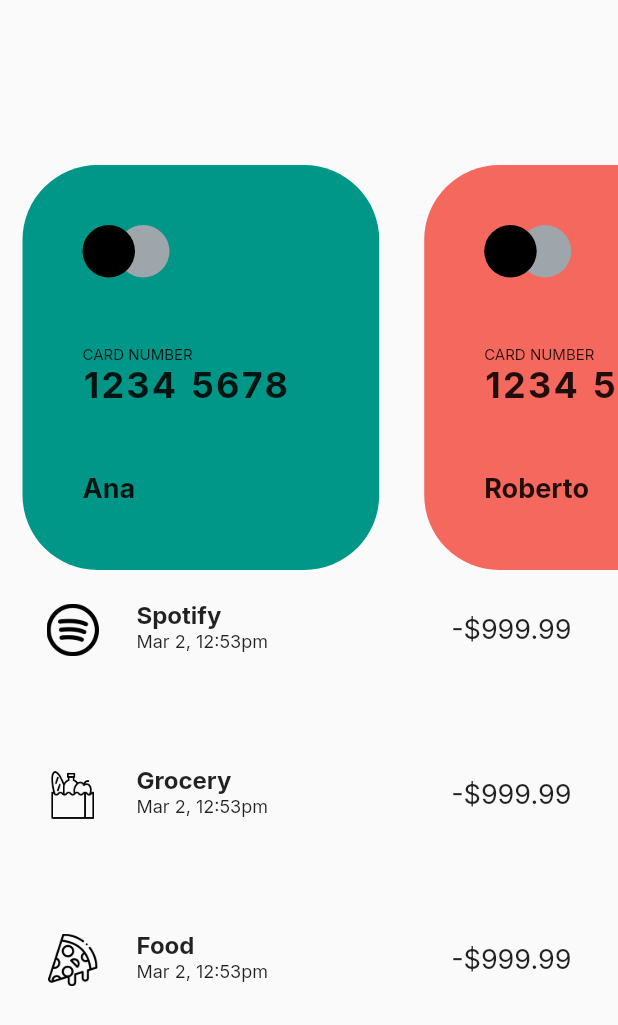
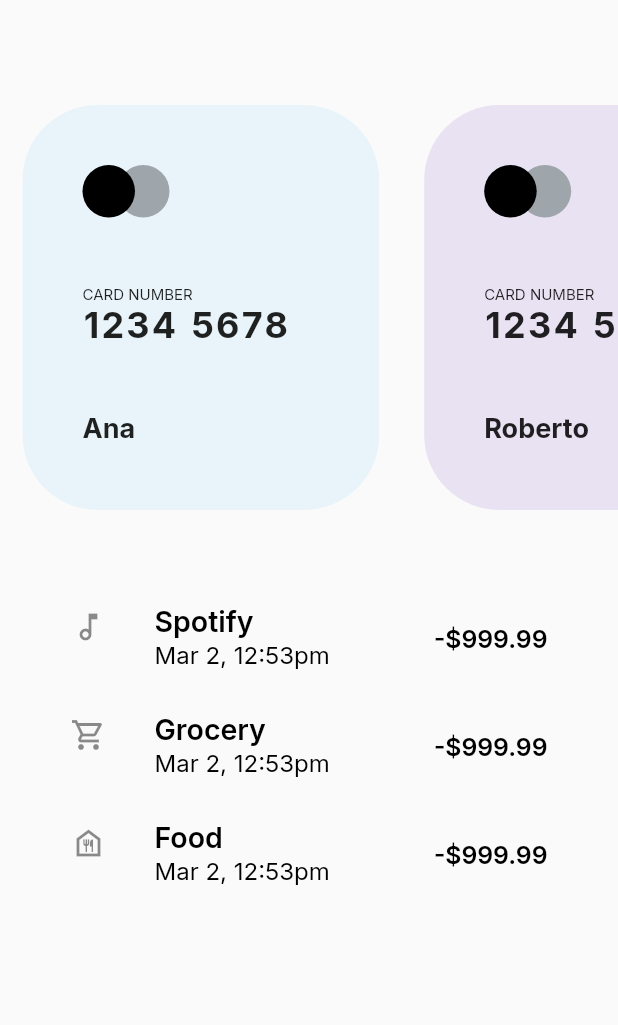
Before and after one commit to ederjgb94/uicontactsales, a Flutter app: the screen it shows after launch, on a phone screen of 412 x 824 dp. Shown: the top 1025 px of the screen. Run offline on Flutter 3.47's test engine with Material 2 defaults, Android fonts, the phone set to English and light mode, and no system bars; our stand-ins replace delayed_display, google_fonts.

Commit message:
movimientos

```diff
--- a/lib/vistas/wallet_page.dart
+++ b/lib/vistas/wallet_page.dart
@@ -1,4 +1,6 @@
 import 'package:flutter/material.dart';
+import 'package:flutter/services.dart';
+import 'package:google_fonts/google_fonts.dart';
 import '../widgets/Cwallet.dart';
 
 class WalletPage extends StatefulWidget {
@@ -18,33 +20,103 @@ class _WalletPageState extends State<WalletPage> {
     {
       'nombre': 'Ana',
       'numero': '1234 5678',
-      'color': Colors.teal,
+      'color': Color(0xFFE9F4FA),
+      'movimientos': [
+        {
+          'icon': Icon(Icons.music_note_outlined),
+          'titulo': 'Spotify',
+          'fecha': 'Mar 2, 12:53pm',
+          'precio': '-\$999.99',
+        },
+        {
+          'icon': Icon(Icons.local_grocery_store_outlined),
+          'titulo': 'Grocery',
+          'fecha': 'Mar 2, 12:53pm',
+          'precio': '-\$999.99',
+        },
+        {
+          'icon': Icon(Icons.food_bank_outlined),
+          'titulo': 'Food',
+          'fecha': 'Mar 2, 12:53pm',
+          'precio': '-\$999.99',
+        },
+      ]
     },
     {
       'nombre': 'Roberto',
       'numero': '1234 5678',
-      'color': Colors.red,
+      'color': Color(0xFFE5DCF1),
+      'movimientos': [
+        {
+          'icon': Icon(Icons.ac_unit_outlined),
+          'titulo': 'Lo que sea',
+          'fecha': 'Mar 2, 12:53pm',
+          'precio': '-\$999.99',
+        },
+        {
+          'icon': Icon(Icons.ac_unit_outlined),
+          'titulo': 'Comida',
+          'fecha': 'Mar 2, 12:53pm',
+          'precio': '-\$999.99',
+        },
+        {
+          'icon': Icon(Icons.ac_unit_outlined),
+          'titulo': 'No se',
+          'fecha': 'Mar 2, 12:53pm',
+          'precio': '-\$999.99',
+        },
+        {
+          'icon': Icon(Icons.ac_unit_outlined),
+          'titulo': 'No se',
+          'fecha': 'Mar 2, 12:53pm',
+          'precio': '-\$999.99',
+        },
+      ]
     },
     {
       'nombre': 'Luis',
       'numero': '1234 5678',
-      'color': Colors.blue,
+      'color': const Color(0xFFE9F4FA),
+      'movimientos': [
+        {
+          'icon': Icon(Icons.shopping_cart_outlined),
+          'titulo': 'Lo que sea',
+          'fecha': 'Mar 2, 12:53pm',
+          'precio': '-\$999.99',
+        },
+        {
+          'icon': Icon(Icons.ac_unit_outlined),
+          'titulo': 'Comida',
+          'fecha': 'Mar 2, 12:53pm',
+          'precio': '-\$999.99',
+        },
+      ],
     },
     {
       'nombre': '',
       'numero': '',
       'color': Colors.grey.shade300,
+      'movimientos': []
     }
   ];
 
   @override
   Widget build(BuildContext context) {
     return Scaffold(
+      appBar: AppBar(
+        toolbarHeight: 0,
+        backgroundColor: Colors.transparent,
+        systemOverlayStyle: const SystemUiOverlayStyle(
+          statusBarColor: Colors.transparent,
+          statusBarIconBrightness: Brightness.dark,
+        ),
+        elevation: 0,
+      ),
       body: Column(
         children: [
           Container(
-            padding: const EdgeInsets.only(top: 100),
-            height: 390,
+            padding: const EdgeInsets.only(top: 60),
+            height: 350,
             child: PageView(
               physics: const BouncingScrollPhysics(),
               padEnds: false,
@@ -67,42 +139,45 @@ class _WalletPageState extends State<WalletPage> {
               ),
             ),
           ),
+          SizedBox(
+            height: 40,
+          ),
           Expanded(
-            child: Container(
+            child: SizedBox(
               width: 350,
-              decoration: const BoxDecoration(
-                  //color: Color.fromARGB(255, 101, 151, 179),
-                  ),
               child: ListView(
                 physics: const BouncingScrollPhysics(),
-                children: const [
-                  Movimiento(
-                    icon: Icon(Icons.ac_unit_outlined),
-                    titulo: "Spotify",
-                    fecha: "Mar 2, 12:53pm",
-                    precio: "999.99",
-                    imagen: 'assets/logotipo-de-spotify.png',
-                  ),
-                  SizedBox(
-                    height: 50,
-                  ),
-                  Movimiento(
-                    icon: Icon(Icons.ac_unit_outlined),
-                    titulo: "Grocery",
-                    fecha: "Mar 2, 12:53pm",
-                    precio: "999.99",
-                    imagen: 'assets/food.png',
-                  ),
-                  SizedBox(
-                    height: 50,
-                  ),
-                  Movimiento(
-                    icon: Icon(Icons.ac_unit_outlined),
-                    titulo: "Food",
-                    fecha: "Mar 2, 12:53pm",
-                    precio: "999.99",
-                    imagen: 'assets/porcion-de-pizza.png',
-                  ),
+                children: [
+                  for (int i = 0;
+                      i < listCard[index]['movimientos'].length;
+                      i++)
+                    ListTile(
+                      leading: listCard[index]['movimientos'][i]['icon'],
+                      title: Text(
+                        listCard[index]['movimientos'][i]['titulo'],
+                        style: GoogleFonts.inter(
+                          fontSize: 19,
+                          fontWeight: FontWeight.w600,
+                          color: Colors.black,
+                        ),
+                      ),
+                      subtitle: Text(
+                        listCard[index]['movimientos'][i]['fecha'],
+                        style: GoogleFonts.inter(
+                          fontSize: 16,
+                          fontWeight: FontWeight.w400,
+                          color: Colors.black,
+                        ),
+                      ),
+                      trailing: Text(
+                        listCard[index]['movimientos'][i]['precio'],
+                        style: GoogleFonts.inter(
+                          fontSize: 16.5,
+                          fontWeight: FontWeight.w600,
+                          color: Colors.black,
+                        ),
+                      ),
+                    ),
                 ],
               ),
             ),
--- a/lib/widgets/Cwallet.dart
+++ b/lib/widgets/Cwallet.dart
@@ -1,5 +1,3 @@
-import 'dart:math';
-
 import 'package:flutter/material.dart';
 import 'package:google_fonts/google_fonts.dart';
 
@@ -84,7 +82,7 @@ class WalletCardFinal extends StatelessWidget {
             ],
           ),
         ),
-        SizedBox(
+        const SizedBox(
           height: 30,
         ),
         Text(
@@ -102,7 +100,7 @@ class WalletCardFinal extends StatelessWidget {
             wordSpacing: 1.5,
           ),
         ),
-        SizedBox(
+        const SizedBox(
           height: 44,
         ),
         Text(
@@ -111,6 +109,44 @@ class WalletCardFinal extends StatelessWidget {
             fontSize: 18,
             fontWeight: FontWeight.bold,
           ),
+        ),
+      ],
+    );
+  }
+}
+
+class Mov extends StatelessWidget {
+  final Icon icon;
+  final String titulo;
+  final String fecha;
+  final String precio;
+
+  const Mov({
+    super.key,
+    required this.icon,
+    required this.titulo,
+    required this.fecha,
+    required this.precio,
+  });
+
+  @override
+  Widget build(BuildContext context) {
+    return Column(
+      children: [
+        ListTile(
+          title: Text(titulo),
+          subtitle: Text(fecha),
+          trailing: Text(
+            '-\$$precio',
+            style: GoogleFonts.inter(
+              fontSize: 18,
+            ),
+          ),
+          leading: icon,
+        ),
+        const Divider(
+          height: 0,
+          thickness: 1,
         ),
       ],
     );
```
